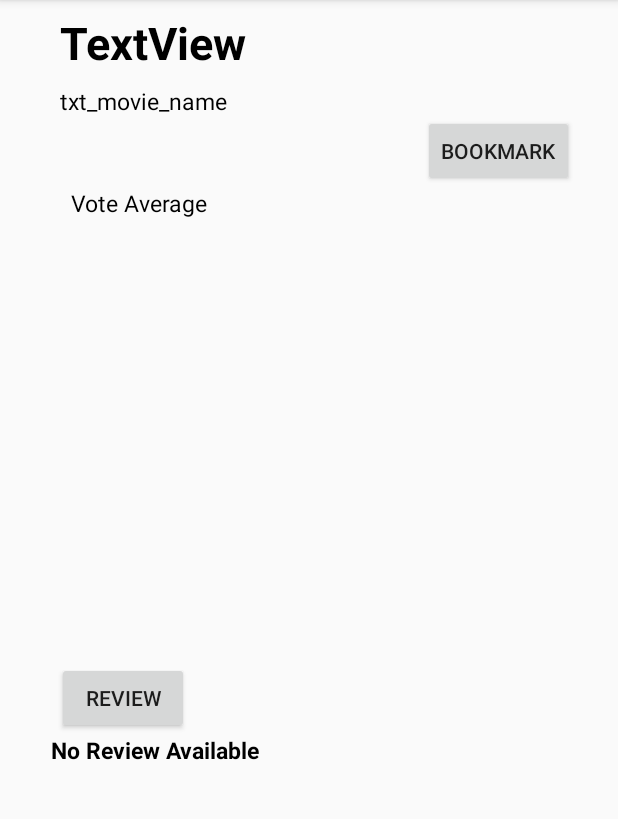
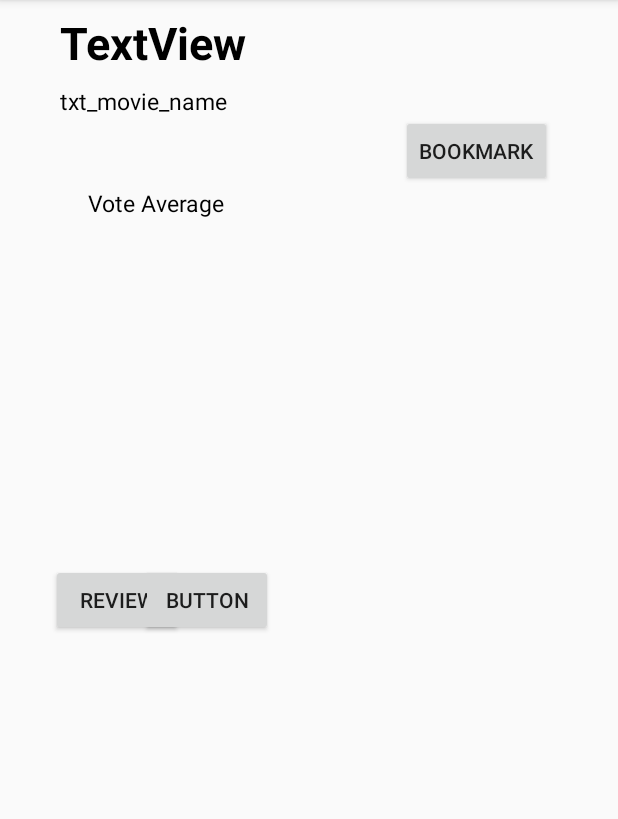
Before and after one commit to senamit2708/NanodegreeMovieApp-master, an Android app: the MovieDetailDescription screen opened directly, with no data from a screen before it, after a tap on "REVIEW", on a phone screen of 412 x 824 dp, the part 84-903 px from its top. Run offline under Robolectric (Android 15) with nearby library versions, the phone set to English and light mode, and no system bars; our stand-ins replace Picasso; pictures from the network do not load; 7 statements that could not run were skipped.

Commit message:
video key is retrived from the json, but some issues r there

```diff
--- a/app/src/main/java/com/example/senamit/nanodegreemovieapp/MovieDetailDescription.java
+++ b/app/src/main/java/com/example/senamit/nanodegreemovieapp/MovieDetailDescription.java
@@ -44,8 +44,12 @@ public class MovieDetailDescription extends AppCompatActivity implements LoaderM
     String movieId;
     String stringUrl = null;
     TextView txtMovieReview;
+    TextView txtMovieVideo;
     Button btnReview;
-    private int LOADERID=36;
+    Button btnVideo;
+    private int LOADERIDREVIEW=36;
+    private int LOADERIDVIDEO=46;
+    private int loaderId=0;
 
     @Override
     protected void onCreate(final Bundle savedInstanceState) {
@@ -64,8 +68,10 @@ public class MovieDetailDescription extends AppCompatActivity implements LoaderM
         TextView txtMovieDescr = findViewById(R.id.txt_movie_descr);
         TextView txtMovieRating = findViewById(R.id.movieRating);
         txtMovieReview = findViewById(R.id.txt_movie_review);
+        txtMovieVideo = findViewById(R.id.txtVideo);
         btnBookmark = findViewById(R.id.btn_bookmark);
         btnReview = findViewById(R.id.btnReview);
+        btnVideo=findViewById(R.id.btnVideo);
         final ConstraintLayout constraintLayout = findViewById(R.id.constraint_layout_id);
         Intent intent = getIntent();
         bundle = intent.getExtras();
@@ -119,26 +125,49 @@ public class MovieDetailDescription extends AppCompatActivity implements LoaderM
             }
 
             private void loaderMangerReview() {
-                getLoaderManager().initLoader(LOADERID, savedInstanceState, MovieDetailDescription.this);
+                getLoaderManager().initLoader(LOADERIDREVIEW, savedInstanceState, MovieDetailDescription.this);
+            }
+        });
+
+        btnVideo.setOnClickListener(new View.OnClickListener() {
+            @Override
+            public void onClick(View v) {
+                stringUrl = Uri.parse(MovieApiLinkCreator.MOVIE_DETAILS_JSON_DATA).buildUpon().appendPath(movieId).appendPath("videos").appendQueryParameter(MovieApiLinkCreator.APIKEY, MovieApiLinkCreator.KEY).appendQueryParameter(MovieApiLinkCreator.LANGUAGE, MovieApiLinkCreator.LANGUAGEVALUE).build().toString();
+                Log.i(LOG_TAG, "the string url of videos is  "+stringUrl);
+                loaderManagerMovieVideo();
+            }
+
+            private void loaderManagerMovieVideo() {
+                getLoaderManager().initLoader(LOADERIDVIDEO, savedInstanceState, MovieDetailDescription.this);
+
             }
         });
     }
 
     @Override
     public Loader<List<MovieDetails>> onCreateLoader(int id, Bundle args) {
-        return new MovieReviewVideoLoader(this, stringUrl);
+        loaderId = id;
+        Log.i(LOG_TAG,"the loader id is  "+loaderId);
+        return new MovieReviewVideoLoader(this, stringUrl, id);
     }
 
     @Override
     public void onLoadFinished(Loader<List<MovieDetails>> loader, List<MovieDetails> data) {
 
         if (data != null) {
-            int count = data.size();
-            for (int i = 0; i < count; i++) {
-                txtMovieReview.setText(data.get(i).getMovieReview());
+            if (loaderId==LOADERIDREVIEW){
+                int count = data.size();
+                for (int i = 0; i < count; i++) {
+                    txtMovieReview.setText(data.get(i).getMovieReview());
+                }
             }
-        } else {
-            txtMovieReview.setText("No Review Available");
+            if (loaderId==LOADERIDVIDEO){
+                txtMovieVideo.setText(data.get(0).getMovieReview());
+            }
+
+        }else {
+            txtMovieReview.setText(null);
+            txtMovieVideo.setText(null);
         }
     }
 
--- a/app/src/main/java/com/example/senamit/nanodegreemovieapp/MovieReviewVideoLoader.java
+++ b/app/src/main/java/com/example/senamit/nanodegreemovieapp/MovieReviewVideoLoader.java
@@ -17,15 +17,17 @@ public class MovieReviewVideoLoader extends AsyncTaskLoader<List<MovieDetails>>
     private static final String LOG_TAG = MovieReviewVideoLoader.class.getSimpleName();
     private String stringUrl;
     ArrayList<MovieDetails> movieDetailsArrayList = new ArrayList<>();
+    int id=0;
 
 
     public MovieReviewVideoLoader(Context context) {
         super(context);
     }
 
-    public MovieReviewVideoLoader(Context context, String stringUrl) {
+    public MovieReviewVideoLoader(Context context, String stringUrl, int id) {
         super(context);
         this.stringUrl = stringUrl;
+        this.id=id;
     }
 
     @Override
@@ -37,7 +39,13 @@ public class MovieReviewVideoLoader extends AsyncTaskLoader<List<MovieDetails>>
     public List<MovieDetails> loadInBackground() {
 
         try {
-            movieDetailsArrayList = QueryUtils.fetchMovieReview(stringUrl);
+            if (id==36){
+                movieDetailsArrayList = QueryUtils.fetchMovieReview(stringUrl);
+            }
+            if (id==46){
+                movieDetailsArrayList = QueryUtils.fetchMovieVideo(stringUrl);
+            }
+
         } catch (IOException e) {
             e.printStackTrace();
         } catch (JSONException e) {
--- a/app/src/main/res/layout/activity_main.xml
+++ b/app/src/main/res/layout/activity_main.xml
@@ -23,8 +23,8 @@
 
     <android.support.v7.widget.RecyclerView
         android:id="@+id/recycler"
-        android:layout_width="368dp"
-        android:layout_height="551dp"
+        android:layout_width="0dp"
+        android:layout_height="match_parent"
         android:layout_marginTop="8dp"
         android:clipToPadding="false"
         android:divider="@android:color/transparent"
--- a/app/src/main/res/layout/activity_movie_detail_description.xml
+++ b/app/src/main/res/layout/activity_movie_detail_description.xml
@@ -14,9 +14,7 @@
         android:id="@+id/appbar"
         android:layout_width="0dp"
         android:layout_height="wrap_content"
-        android:layout_marginBottom="8dp"
         android:fitsSystemWindows="true"
-        app:layout_constraintBottom_toTopOf="@+id/txt_movie_name"
         app:layout_constraintEnd_toEndOf="parent"
         app:layout_constraintStart_toStartOf="parent"
         app:layout_constraintTop_toTopOf="parent">
@@ -61,12 +59,11 @@
         android:id="@+id/txt_movie_name"
         android:layout_width="0dp"
         android:layout_height="wrap_content"
-        android:layout_marginBottom="28dp"
+        android:layout_marginTop="8dp"
         android:text="TextView"
         android:textColor="@android:color/black"
         android:textSize="30sp"
         android:textStyle="bold"
-        app:layout_constraintBottom_toTopOf="@+id/btn_bookmark"
         app:layout_constraintEnd_toEndOf="@+id/txt_movieReleaseDate"
         app:layout_constraintStart_toStartOf="@+id/txt_movieReleaseDate"
         app:layout_constraintTop_toBottomOf="@+id/appbar" />
@@ -74,12 +71,13 @@
     <ScrollView
         android:id="@+id/scrollView3"
         android:layout_width="0dp"
-        android:layout_height="0dp"
-        android:layout_marginBottom="12dp"
-        app:layout_constraintBottom_toTopOf="@+id/btnReview"
+        android:layout_height="85dp"
+        android:layout_marginBottom="114dp"
+        android:layout_marginTop="113dp"
+        app:layout_constraintBottom_toTopOf="@+id/scrollView2"
         app:layout_constraintEnd_toEndOf="parent"
-        app:layout_constraintStart_toStartOf="@+id/scrollView2"
-        app:layout_constraintTop_toBottomOf="@+id/voteAverage">
+        app:layout_constraintStart_toStartOf="@+id/btnReview"
+        app:layout_constraintTop_toBottomOf="@+id/txt_movie_name">
 
         <LinearLayout
             android:layout_width="match_parent"
@@ -101,48 +99,41 @@
         android:id="@+id/voteAverage"
         android:layout_width="wrap_content"
         android:layout_height="wrap_content"
-        android:layout_marginBottom="17dp"
         android:layout_marginEnd="8dp"
-        android:layout_marginStart="47dp"
         android:text="Vote Average"
         android:textColor="@android:color/black"
         android:textSize="15dp"
-        app:layout_constraintBottom_toTopOf="@+id/scrollView3"
-        app:layout_constraintEnd_toStartOf="@+id/movieRating"
-        app:layout_constraintStart_toStartOf="parent"
-        app:layout_constraintTop_toBottomOf="@+id/btn_bookmark" />
+        app:layout_constraintBaseline_toBaselineOf="@+id/movieRating"
+        app:layout_constraintEnd_toStartOf="@+id/movieRating" />
 
     <TextView
         android:id="@+id/movieRating"
-        android:layout_width="0dp"
+        android:layout_width="96dp"
         android:layout_height="wrap_content"
-        android:layout_marginEnd="144dp"
         android:textColor="@android:color/black"
         android:textSize="15dp"
-        app:layout_constraintBaseline_toBaselineOf="@+id/voteAverage"
         app:layout_constraintEnd_toEndOf="parent"
-        app:layout_constraintStart_toEndOf="@+id/voteAverage" />
+        app:layout_constraintStart_toStartOf="parent"
+        app:layout_constraintTop_toBottomOf="@+id/btn_bookmark" />
 
     <Button
         android:id="@+id/btn_bookmark"
         android:layout_width="wrap_content"
         android:layout_height="wrap_content"
-        android:layout_marginStart="14dp"
+        android:layout_marginStart="13dp"
+        android:layout_marginTop="20dp"
         android:text="BookMark"
-        app:layout_constraintBottom_toTopOf="@+id/voteAverage"
         app:layout_constraintStart_toEndOf="@+id/movieRating"
-        app:layout_constraintTop_toBottomOf="@+id/txt_movie_name" />
+        app:layout_constraintTop_toTopOf="@+id/txt_movieReleaseDate" />
 
     <ScrollView
         android:id="@+id/scrollView2"
         android:layout_width="0dp"
-        android:layout_height="0dp"
-        android:layout_marginBottom="13dp"
-        android:layout_marginStart="14dp"
+        android:layout_height="138dp"
+        android:layout_marginBottom="12dp"
         app:layout_constraintBottom_toBottomOf="parent"
         app:layout_constraintEnd_toEndOf="parent"
-        app:layout_constraintStart_toEndOf="@+id/guideline"
-        app:layout_constraintTop_toBottomOf="@+id/btnReview">
+        app:layout_constraintStart_toStartOf="@+id/btnReview">
 
         <LinearLayout
             android:layout_width="match_parent"
@@ -164,10 +155,27 @@
         android:id="@+id/btnReview"
         android:layout_width="wrap_content"
         android:layout_height="wrap_content"
-        android:layout_marginStart="4dp"
         android:text="Review"
-        app:layout_constraintBottom_toTopOf="@+id/scrollView2"
-        app:layout_constraintStart_toStartOf="@+id/scrollView2"
+        app:layout_constraintEnd_toStartOf="@+id/txtVideo"
+        app:layout_constraintStart_toStartOf="@+id/txtVideo"
         app:layout_constraintTop_toBottomOf="@+id/scrollView3" />
 
+    <Button
+        android:id="@+id/btnVideo"
+        android:layout_width="wrap_content"
+        android:layout_height="wrap_content"
+        android:layout_marginStart="16dp"
+        android:text="Button"
+        app:layout_constraintStart_toEndOf="@+id/txtVideo"
+        app:layout_constraintTop_toBottomOf="@+id/scrollView3" />
+
+    <TextView
+        android:id="@+id/txtVideo"
+        android:layout_width="wrap_content"
+        android:layout_height="wrap_content"
+        android:layout_marginStart="78dp"
+        android:layout_marginTop="14dp"
+        app:layout_constraintStart_toStartOf="parent"
+        app:layout_constraintTop_toBottomOf="@+id/btnReview" />
+
 </android.support.constraint.ConstraintLayout>
--- a/app/src/main/res/menu/menu_main.xml
+++ b/app/src/main/res/menu/menu_main.xml
@@ -10,5 +10,9 @@
    <item android:id="@+id/create_new"
        android:title="create new"
       />
+   <item android:title="refresh"
+      android:id="@+id/refresh"
+      app:showAsAction="always"
+       android:icon="@drawable/ic_refresh"/>
 
 </menu>
--- /dev/null
+++ b/app/src/main/res/values-land/dimens.xml
@@ -0,0 +1,5 @@
+<?xml version="1.0" encoding="utf-8"?>
+<resources>
+    <integer name="recycler_num_columns">4</integer>
+
+</resources>
--- /dev/null
+++ b/app/src/main/res/values/api_key.xml
@@ -0,0 +1,5 @@
+<?xml version="1.0" encoding="utf-8"?>
+<resources>
+
+
+</resources>
--- /dev/null
+++ b/app/src/main/res/values/dimens.xml
@@ -0,0 +1,5 @@
+<?xml version="1.0" encoding="utf-8"?>
+<resources>
+    <integer name="recycler_num_columns">2</integer>
+
+</resources>
```
Also changed, not shown: app/src/main/java/com/example/senamit/nanodegreemovieapp/MainActivity.java (+13 -3 lines), app/src/main/java/com/example/senamit/nanodegreemovieapp/MovieApiLinkCreator.java (+4 -3 lines), app/src/main/java/com/example/senamit/nanodegreemovieapp/QueryUtils.java (+29 -0 lines), app/src/main/res/drawable-hdpi/ic_refresh.png (added), app/src/main/res/drawable-mdpi/ic_refresh.png (added), app/src/main/res/drawable-xhdpi/ic_refresh.png (added), app/src/main/res/drawable-xxhdpi/ic_refresh.png (added).
